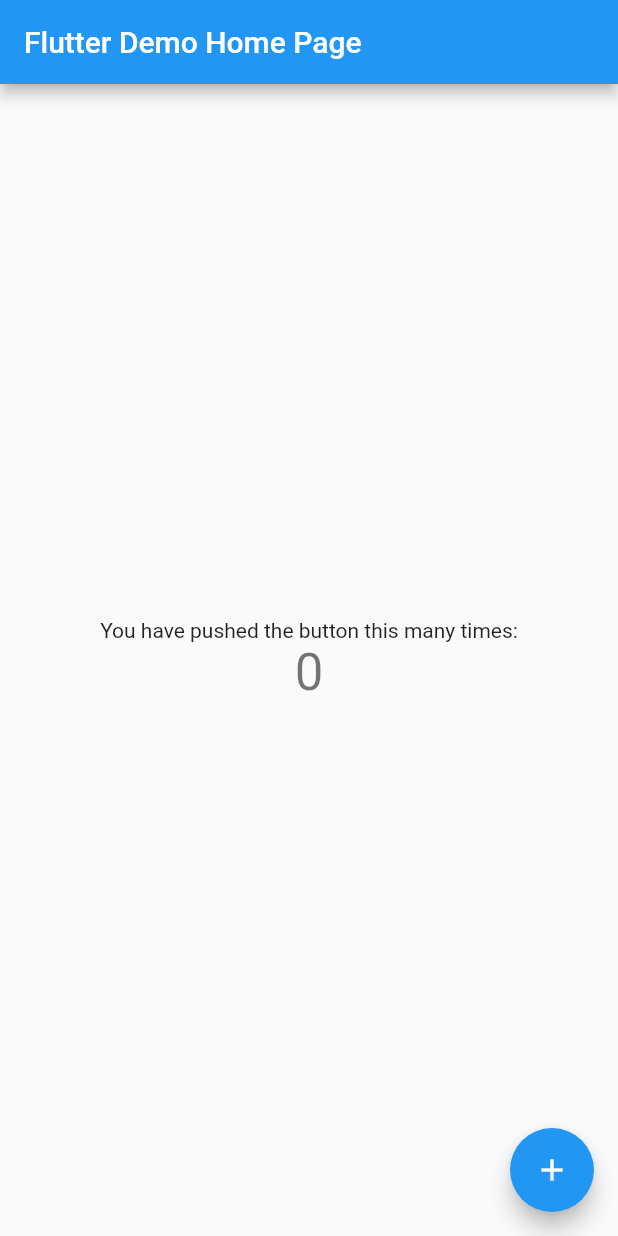
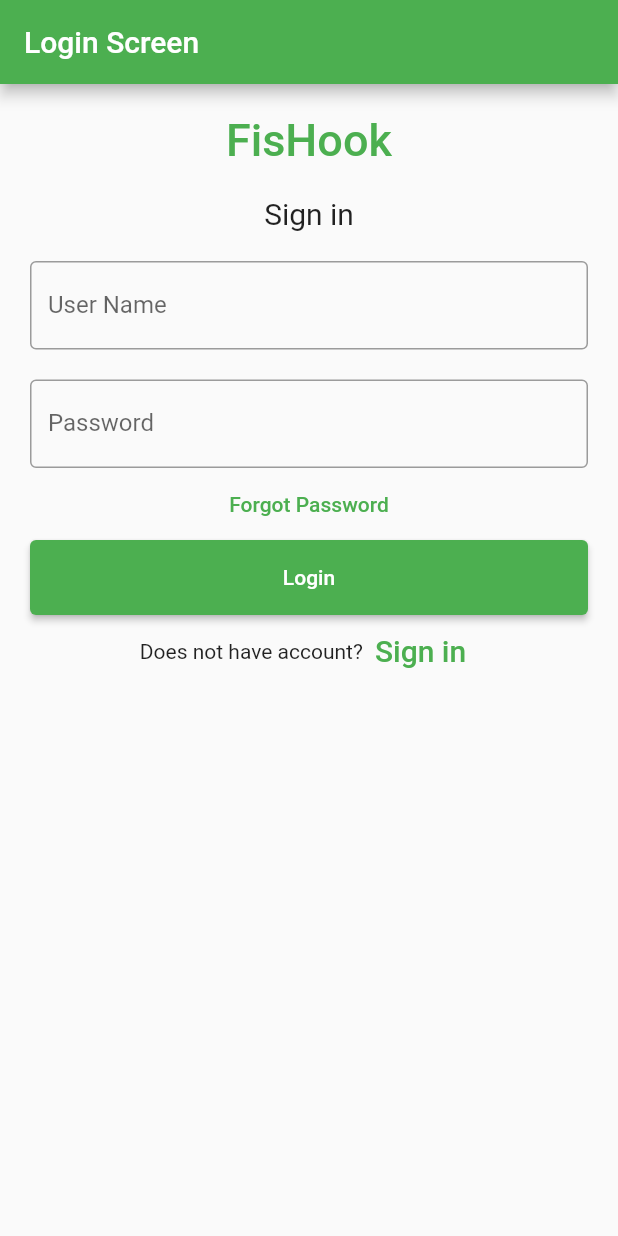
Before and after one commit to SIH-ClapForKrishna/fishook-app, a Flutter app: the screen it shows after launch, on a phone screen of 412 x 824 dp. Run offline on Flutter 3.47's test engine with Material 2 defaults, Android fonts, the phone set to English and light mode, and no system bars.

Commit message:
Added Login Screen

```diff
--- /dev/null
+++ b/lib/login_screen.dart
@@ -0,0 +1,107 @@
+import 'package:flutter/material.dart';
+
+class LoginScreen extends StatelessWidget {
+  const LoginScreen({Key? key}) : super(key: key);
+
+  static const String _title = 'Login Screen';
+
+  @override
+  Widget build(BuildContext context){
+    return Scaffold(
+    appBar: AppBar(title: const Text(_title)),
+    body: const MyStatefulWidget(),
+    );
+  }
+}
+class MyStatefulWidget extends StatefulWidget {
+  const MyStatefulWidget({Key? key}) : super(key: key);
+
+  @override
+  State<MyStatefulWidget> createState() => _MyStatefulWidgetState();
+}
+
+class _MyStatefulWidgetState extends State<MyStatefulWidget> {
+
+  TextEditingController nameController = TextEditingController();
+  TextEditingController passwordController = TextEditingController();
+
+  @override
+  Widget build(BuildContext context) {
+    return Padding(
+        padding: const EdgeInsets.all(10),
+        child: ListView(
+          children: <Widget>[
+            Container(
+                alignment: Alignment.center,
+                padding: const EdgeInsets.all(10),
+                child: const Text(
+                  'FisHook',
+                  style: TextStyle(
+                      color: Colors.green,
+                      fontWeight: FontWeight.w500,
+                      fontSize: 30),
+                )),
+            Container(
+                alignment: Alignment.center,
+                padding: const EdgeInsets.all(10),
+                child: const Text(
+                  'Sign in',
+                  style: TextStyle(fontSize: 20),
+                )),
+            Container(
+              padding: const EdgeInsets.all(10),
+              child: TextField(
+                controller: nameController,
+                decoration: const InputDecoration(
+                  border: OutlineInputBorder(),
+                  labelText: 'User Name',
+                ),
+              ),
+            ),
+            Container(
+              padding: const EdgeInsets.fromLTRB(10, 10, 10, 0),
+              child: TextField(
+                obscureText: true,
+                controller: passwordController,
+                decoration: const InputDecoration(
+                  border: OutlineInputBorder(),
+                  labelText: 'Password',
+                ),
+              ),
+            ),
+            TextButton(
+              onPressed: () {
+                //forgot password screen
+              },
+              child: const Text('Forgot Password',),
+            ),
+            Container(
+                height: 50,
+                padding: const EdgeInsets.fromLTRB(10, 0, 10, 0),
+                child: ElevatedButton(
+                  child: const Text('Login'),
+                  onPressed: () {
+                    print(nameController.text);
+                    print(passwordController.text);
+                  },
+                )
+            ),
+            Row(
+              children: <Widget>[
+                const Text('Does not have account?'),
+                TextButton(
+                  child: const Text(
+                    'Sign in',
+                    style: TextStyle(fontSize: 20),
+                  ),
+                  onPressed: () {
+                    //signup screen
+                  },
+                )
+              ],
+              mainAxisAlignment: MainAxisAlignment.center,
+            ),
+          ],
+        ));
+  }
+}
--- a/lib/main.dart
+++ b/lib/main.dart
@@ -1,4 +1,5 @@
 import 'package:flutter/material.dart';
+import 'login_screen.dart';
 
 void main() {
   runApp(const MyApp());
@@ -7,109 +8,11 @@ void main() {
 class MyApp extends StatelessWidget {
   const MyApp({Key? key}) : super(key: key);
 
-  // This widget is the root of your application.
   @override
   Widget build(BuildContext context) {
     return MaterialApp(
-      title: 'Flutter Demo',
-      theme: ThemeData(
-        // This is the theme of your application.
-        //
-        // Try running your application with "flutter run". You'll see the
-        // application has a blue toolbar. Then, without quitting the app, try
-        // changing the primarySwatch below to Colors.green and then invoke
-        // "hot reload" (press "r" in the console where you ran "flutter run",
-        // or simply save your changes to "hot reload" in a Flutter IDE).
-        // Notice that the counter didn't reset back to zero; the application
-        // is not restarted.
-        primarySwatch: Colors.blue,
-      ),
-      home: const MyHomePage(title: 'Flutter Demo Home Page'),
-    );
+      theme: ThemeData(primarySwatch: Colors.green),
+      home: const LoginScreen()
+      );
   }
 }
-
-class MyHomePage extends StatefulWidget {
-  const MyHomePage({Key? key, required this.title}) : super(key: key);
-
-  // This widget is the home page of your application. It is stateful, meaning
-  // that it has a State object (defined below) that contains fields that affect
-  // how it looks.
-
-  // This class is the configuration for the state. It holds the values (in this
-  // case the title) provided by the parent (in this case the App widget) and
-  // used by the build method of the State. Fields in a Widget subclass are
-  // always marked "final".
-
-  final String title;
-
-  @override
-  State<MyHomePage> createState() => _MyHomePageState();
-}
-
-class _MyHomePageState extends State<MyHomePage> {
-  int _counter = 0;
-
-  void _incrementCounter() {
-    setState(() {
-      // This call to setState tells the Flutter framework that something has
-      // changed in this State, which causes it to rerun the build method below
-      // so that the display can reflect the updated values. If we changed
-      // _counter without calling setState(), then the build method would not be
-      // called again, and so nothing would appear to happen.
-      _counter++;
-    });
-  }
-
-  @override
-  Widget build(BuildContext context) {
-    // This method is rerun every time setState is called, for instance as done
-    // by the _incrementCounter method above.
-    //
-    // The Flutter framework has been optimized to make rerunning build methods
-    // fast, so that you can just rebuild anything that needs updating rather
-    // than having to individually change instances of widgets.
-    return Scaffold(
-      appBar: AppBar(
-        // Here we take the value from the MyHomePage object that was created by
-        // the App.build method, and use it to set our appbar title.
-        title: Text(widget.title),
-      ),
-      body: Center(
-        // Center is a layout widget. It takes a single child and positions it
-        // in the middle of the parent.
-        child: Column(
-          // Column is also a layout widget. It takes a list of children and
-          // arranges them vertically. By default, it sizes itself to fit its
-          // children horizontally, and tries to be as tall as its parent.
-          //
-          // Invoke "debug painting" (press "p" in the console, choose the
-          // "Toggle Debug Paint" action from the Flutter Inspector in Android
-          // Studio, or the "Toggle Debug Paint" command in Visual Studio Code)
-          // to see the wireframe for each widget.
-          //
-          // Column has various properties to control how it sizes itself and
-          // how it positions its children. Here we use mainAxisAlignment to
-          // center the children vertically; the main axis here is the vertical
-          // axis because Columns are vertical (the cross axis would be
-          // horizontal).
-          mainAxisAlignment: MainAxisAlignment.center,
-          children: <Widget>[
-            const Text(
-              'You have pushed the button this many times:',
-            ),
-            Text(
-              '$_counter',
-              style: Theme.of(context).textTheme.headline4,
-            ),
-          ],
-        ),
-      ),
-      floatingActionButton: FloatingActionButton(
-        onPressed: _incrementCounter,
-        tooltip: 'Increment',
-        child: const Icon(Icons.add),
-      ), // This trailing comma makes auto-formatting nicer for build methods.
-    );
-  }
-}
```
